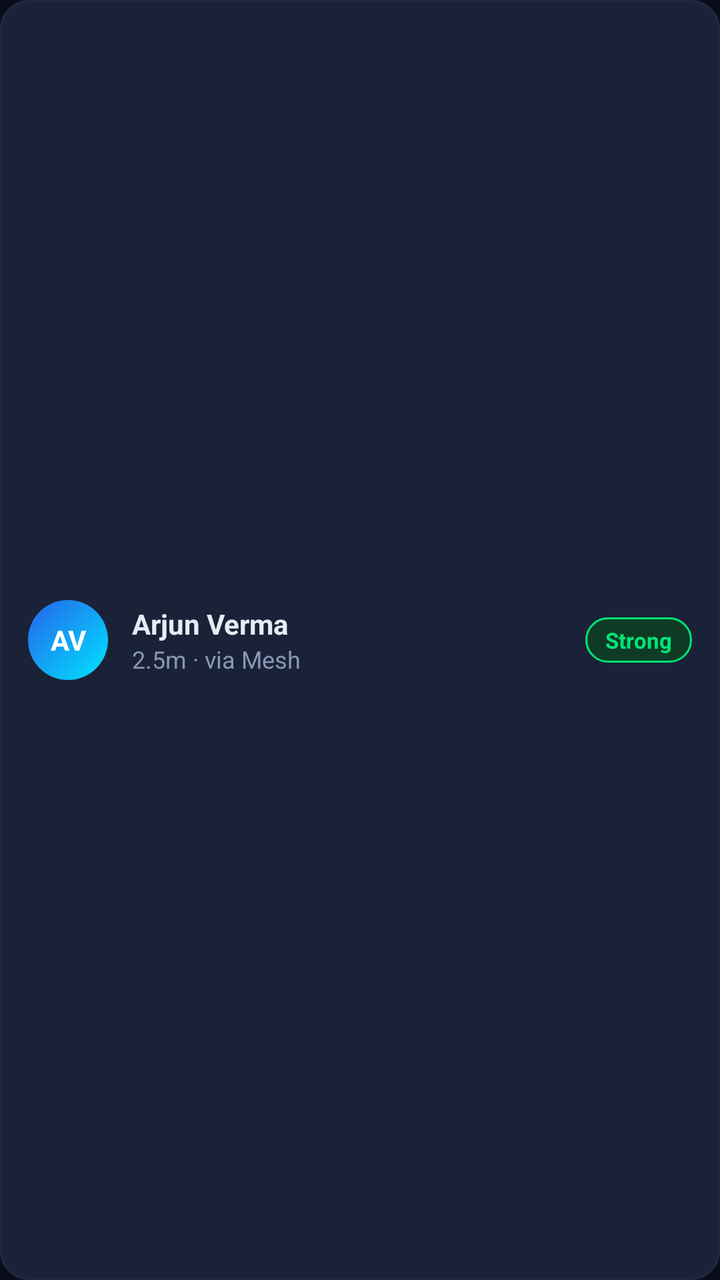
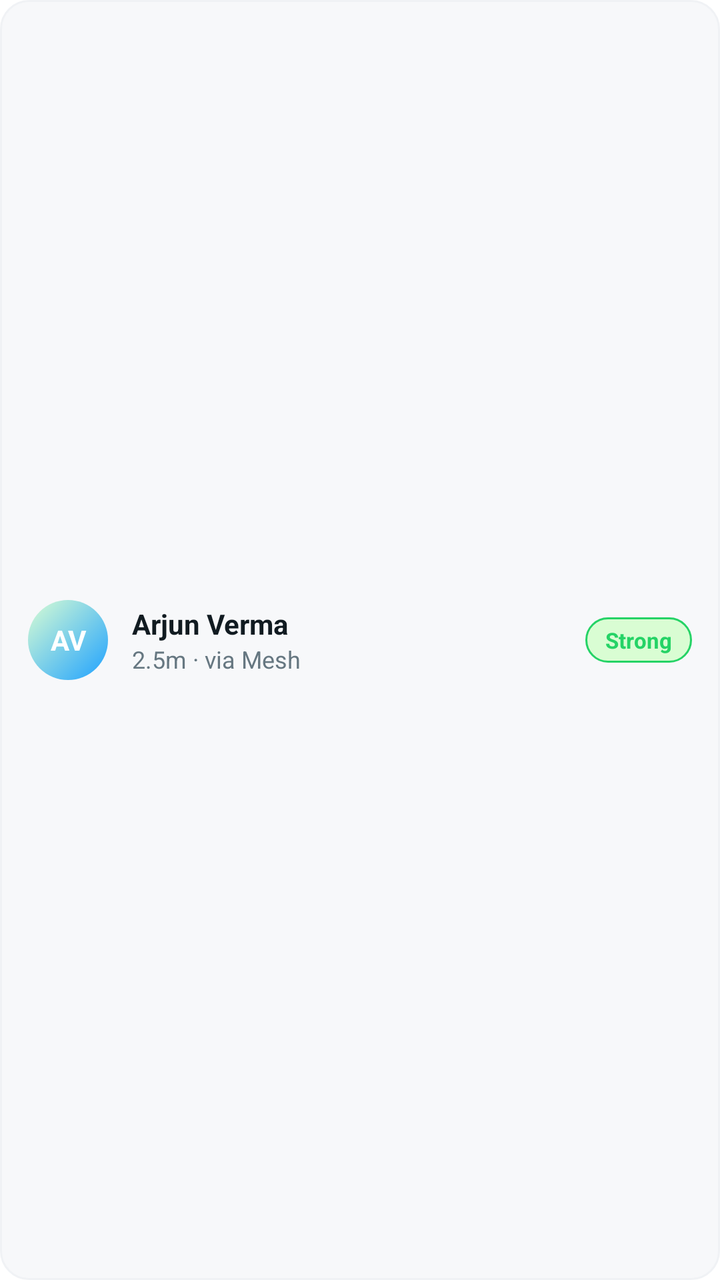

Two renders of the same Android screen: before a commit and after it. Below are the layout's source before the change and the commit's diff.
<!-- AndroidManifest.xml: application theme Theme.TharMesh -->
<!-- res/layout/item_nearby_device.xml -->
<?xml version="1.0" encoding="utf-8"?>
<LinearLayout xmlns:android="http://schemas.android.com/apk/res/android"
    android:layout_width="match_parent"
    android:layout_height="wrap_content"
    android:background="@drawable/bg_card_elevated"
    android:gravity="center_vertical"
    android:layout_marginTop="8dp"
    android:minHeight="64dp"
    android:orientation="horizontal"
    android:paddingStart="14dp"
    android:paddingEnd="14dp"
    android:paddingTop="10dp"
    android:paddingBottom="10dp">

    <TextView
        android:id="@+id/device_avatar"
        android:layout_width="40dp"
        android:layout_height="40dp"
        android:background="@drawable/bg_avatar"
        android:gravity="center"
        android:text="AV"
        android:textColor="@android:color/white"
        android:textStyle="bold" />

    <LinearLayout
        android:layout_width="0dp"
        android:layout_height="wrap_content"
        android:layout_marginStart="12dp"
        android:layout_weight="1"
        android:orientation="vertical">

        <TextView
            android:id="@+id/device_name"
            style="@style/Text.Body"
            android:layout_width="wrap_content"
            android:layout_height="wrap_content"
            android:textStyle="bold"
            android:text="Arjun Verma" />

        <TextView
            android:id="@+id/device_distance"
            style="@style/Text.Caption"
            android:layout_width="wrap_content"
            android:layout_height="wrap_content"
            android:text="2.5m · via Mesh" />
    </LinearLayout>

    <TextView
        android:id="@+id/device_quality"
        android:layout_width="wrap_content"
        android:layout_height="wrap_content"
        android:background="@drawable/bg_chip_green"
        android:paddingStart="10dp"
        android:paddingEnd="10dp"
        android:paddingTop="4dp"
        android:paddingBottom="4dp"
        android:text="@string/quality_strong"
        android:textColor="@color/tm_neon_green"
        android:textSize="11sp"
        android:textStyle="bold" />
</LinearLayout>
<!-- resources referenced by this layout -->
<resources>
  <color name="tm_neon_green">#00E676</color>
  <!-- drawable bg_avatar (drawable) -->
  <?xml version="1.0" encoding="utf-8"?>
  <shape xmlns:android="http://schemas.android.com/apk/res/android" android:shape="oval">
      <gradient
          android:type="linear"
          android:angle="135"
          android:startColor="@color/tm_neon_cyan"
          android:endColor="@color/tm_bubble_me_end" />
  </shape>
  <!-- drawable bg_card_elevated (drawable) -->
  <?xml version="1.0" encoding="utf-8"?>
  <shape xmlns:android="http://schemas.android.com/apk/res/android"
      android:shape="rectangle">
      <solid android:color="@color/tm_surface_2" />
      <stroke android:width="1dp" android:color="@color/tm_stroke_soft" />
      <corners android:radius="14dp" />
  </shape>
  <!-- drawable bg_chip_green (drawable) -->
  <?xml version="1.0" encoding="utf-8"?>
  <shape xmlns:android="http://schemas.android.com/apk/res/android"
      android:shape="rectangle">
      <solid android:color="@color/tm_neon_green_dim" />
      <stroke android:width="1dp" android:color="@color/tm_neon_green" />
      <corners android:radius="100dp" />
  </shape>
  <style name="Text.Body" parent="TextAppearance.AppCompat">
          <item name="android:textColor">@color/tm_text_primary</item>
          <item name="android:textSize">14sp</item>
      </style>
  <style name="Text.Caption" parent="TextAppearance.AppCompat">
          <item name="android:textColor">@color/tm_text_secondary</item>
          <item name="android:textSize">12sp</item>
      </style>
  <style name="Theme.TharMesh" parent="Theme.MaterialComponents.NoActionBar">
          <item name="colorPrimary">@color/tm_neon_cyan</item>
          <item name="colorPrimaryVariant">@color/tm_neon_cyan_dim</item>
          <item name="colorOnPrimary">@color/tm_bg</item>
          <item name="colorSecondary">@color/tm_neon_green</item>
          <item name="colorSecondaryVariant">@color/tm_neon_green_dim</item>
          <item name="colorOnSecondary">@color/tm_bg</item>
          <item name="colorSurface">@color/tm_surface</item>
          <item name="colorOnSurface">@color/tm_text_primary</item>
          <item name="android:colorBackground">@color/tm_bg</item>
          <item name="android:textColorPrimary">@color/tm_text_primary</item>
          <item name="android:textColorSecondary">@color/tm_text_secondary</item>
          <item name="android:windowBackground">@color/tm_bg</item>
          <item name="android:statusBarColor" tools:targetApi="l">@color/tm_bg</item>
          <item name="android:navigationBarColor" tools:targetApi="l">@color/tm_bg</item>
      </style>
  <color name="tm_neon_cyan">#00E5FF</color>
  <color name="tm_bubble_me_end">#2563EB</color>
  <color name="tm_surface_2">#1A2238</color>
  <color name="tm_stroke_soft">#1E2A45</color>
  <color name="tm_neon_green_dim">#0F3B26</color>
  <color name="tm_text_primary">#E6ECF5</color>
  <color name="tm_text_secondary">#8A97B5</color>
  <color name="tm_neon_cyan_dim">#1A4B5C</color>
  <color name="tm_bg">#0A0E1A</color>
  <color name="tm_surface">#131A2B</color>
  <!-- unchanged entries left out for length: 1 -->
</resources>

<!-- the commit's change to res/layout/item_nearby_device.xml (unified diff, before → after) -->
@@ -55,7 +55,7 @@
         android:paddingTop="4dp"
         android:paddingBottom="4dp"
         android:text="@string/quality_strong"
-        android:textColor="@color/tm_neon_green"
+        android:textColor="?attr/tmNeonGreen"
         android:textSize="11sp"
         android:textStyle="bold" />
 </LinearLayout>
<!-- resource entries referenced after the edit -->
@@ -1,65 +1,130 @@
 <!-- resources referenced by this layout -->
 <resources>
-  <color name="tm_neon_green">#00E676</color>
   <!-- drawable bg_avatar (drawable) -->
   <?xml version="1.0" encoding="utf-8"?>
   <shape xmlns:android="http://schemas.android.com/apk/res/android" android:shape="oval">
       <gradient
           android:type="linear"
           android:angle="135"
-          android:startColor="@color/tm_neon_cyan"
-          android:endColor="@color/tm_bubble_me_end" />
+          android:startColor="?attr/tmNeonCyan"
+          android:endColor="?attr/tmBubbleMeEnd" />
   </shape>
   <!-- drawable bg_card_elevated (drawable) -->
   <?xml version="1.0" encoding="utf-8"?>
   <shape xmlns:android="http://schemas.android.com/apk/res/android"
       android:shape="rectangle">
-      <solid android:color="@color/tm_surface_2" />
-      <stroke android:width="1dp" android:color="@color/tm_stroke_soft" />
+      <solid android:color="?attr/tmSurface2" />
+      <stroke android:width="1dp" android:color="?attr/tmStrokeSoft" />
       <corners android:radius="14dp" />
   </shape>
   <!-- drawable bg_chip_green (drawable) -->
   <?xml version="1.0" encoding="utf-8"?>
   <shape xmlns:android="http://schemas.android.com/apk/res/android"
       android:shape="rectangle">
-      <solid android:color="@color/tm_neon_green_dim" />
-      <stroke android:width="1dp" android:color="@color/tm_neon_green" />
+      <solid android:color="?attr/tmNeonGreenDim" />
+      <stroke android:width="1dp" android:color="?attr/tmNeonGreen" />
       <corners android:radius="100dp" />
   </shape>
   <style name="Text.Body" parent="TextAppearance.AppCompat">
-          <item name="android:textColor">@color/tm_text_primary</item>
+          <item name="android:textColor">?attr/tmTextPrimary</item>
           <item name="android:textSize">14sp</item>
       </style>
   <style name="Text.Caption" parent="TextAppearance.AppCompat">
-          <item name="android:textColor">@color/tm_text_secondary</item>
+          <item name="android:textColor">?attr/tmTextSecondary</item>
           <item name="android:textSize">12sp</item>
       </style>
-  <style name="Theme.TharMesh" parent="Theme.MaterialComponents.NoActionBar">
-          <item name="colorPrimary">@color/tm_neon_cyan</item>
-          <item name="colorPrimaryVariant">@color/tm_neon_cyan_dim</item>
-          <item name="colorOnPrimary">@color/tm_bg</item>
-          <item name="colorSecondary">@color/tm_neon_green</item>
-          <item name="colorSecondaryVariant">@color/tm_neon_green_dim</item>
-          <item name="colorOnSecondary">@color/tm_bg</item>
-          <item name="colorSurface">@color/tm_surface</item>
-          <item name="colorOnSurface">@color/tm_text_primary</item>
-          <item name="android:colorBackground">@color/tm_bg</item>
-          <item name="android:textColorPrimary">@color/tm_text_primary</item>
-          <item name="android:textColorSecondary">@color/tm_text_secondary</item>
-          <item name="android:windowBackground">@color/tm_bg</item>
-          <item name="android:statusBarColor" tools:targetApi="l">@color/tm_bg</item>
-          <item name="android:navigationBarColor" tools:targetApi="l">@color/tm_bg</item>
+  <style name="Theme.TharMesh" parent="Theme.MaterialComponents.DayNight.NoActionBar">
+          
+          <item name="colorPrimary">@color/tm_light_neon_green</item>
+          <item name="colorPrimaryVariant">@color/tm_light_neon_green_dim</item>
+          <item name="colorOnPrimary">@color/tm_light_bg</item>
+          <item name="colorSecondary">@color/tm_light_neon_cyan</item>
+          <item name="colorSecondaryVariant">@color/tm_light_neon_cyan_dim</item>
+          <item name="colorOnSecondary">@color/tm_light_bg</item>
+          <item name="colorSurface">@color/tm_light_surface</item>
+          <item name="colorOnSurface">@color/tm_light_text_primary</item>
+          <item name="android:colorBackground">@color/tm_light_bg</item>
+          <item name="android:textColorPrimary">@color/tm_light_text_primary</item>
+          <item name="android:textColorSecondary">@color/tm_light_text_secondary</item>
+          <item name="android:windowBackground">@color/tm_light_bg</item>
+          <item name="android:statusBarColor" tools:targetApi="l">@color/tm_light_bg</item>
+          <item name="android:navigationBarColor" tools:targetApi="l">@color/tm_light_bg</item>
+          <item name="android:windowLightStatusBar" tools:targetApi="m">true</item>
+  
+          
+          <item name="tmBg">@color/tm_light_bg</item>
+          <item name="tmBg2">@color/tm_light_bg_2</item>
+          <item name="tmSurface">@color/tm_light_surface</item>
+          <item name="tmSurface2">@color/tm_light_surface_2</item>
+          <item name="tmSurfaceGlass">@color/tm_light_surface_glass</item>
+          <item name="tmStroke">@color/tm_light_stroke</item>
+          <item name="tmStrokeSoft">@color/tm_light_stroke_soft</item>
+  
+          <item name="tmTextPrimary">@color/tm_light_text_primary</item>
+          <item name="tmTextSecondary">@color/tm_light_text_secondary</item>
+          <item name="tmTextMuted">@color/tm_light_text_muted</item>
+  
+          <item name="tmNeonCyan">@color/tm_light_neon_cyan</item>
+          <item name="tmNeonCyanDim">@color/tm_light_neon_cyan_dim</item>
+          <item name="tmNeonGreen">@color/tm_light_neon_green</item>
+          <item name="tmNeonGreenDim">@color/tm_light_neon_green_dim</item>
+          <item name="tmDesertAmber">@color/tm_light_desert_amber</item>
+          <item name="tmDanger">@color/tm_light_danger</item>
+          <item name="tmDangerDim">@color/tm_light_danger_dim</item>
+          <item name="tmWarning">@color/tm_light_warning</item>
+  
+          <item name="tmBubbleMeStart">@color/tm_light_bubble_me_start</item>
+          <item name="tmBubbleMeEnd">@color/tm_light_bubble_me_end</item>
+          <item name="tmBubblePeer">@color/tm_light_bubble_peer</item>
+          <item name="tmBubbleTextMe">@color/tm_light_bubble_text_me</item>
+          <item name="tmBubbleTextPeer">@color/tm_light_bubble_text_peer</item>
+  
+          <item name="tmTickRead">@color/tm_light_tick_read</item>
+          <item name="tmTickDefault">@color/tm_light_tick_default</item>
+          <item name="tmUnreadBadge">@color/tm_light_unread_badge</item>
+          <item name="tmUnreadBadgeText">@color/tm_light_unread_badge_text</item>
+  
+          <item name="tmGradientTop">@color/tm_light_gradient_top</item>
+          <item name="tmGradientBottom">@color/tm_light_gradient_bottom</item>
+          <item name="tmGlowCyan20">@color/tm_light_glow_cyan_20</item>
+          <item name="tmGlowGreen20">@color/tm_light_glow_green_20</item>
+          <item name="tmGlowDanger20">@color/tm_light_glow_danger_20</item>
+  
+          <item name="tmSearchFill">@color/tm_light_search_fill</item>
       </style>
-  <color name="tm_neon_cyan">#00E5FF</color>
-  <color name="tm_bubble_me_end">#2563EB</color>
-  <color name="tm_surface_2">#1A2238</color>
-  <color name="tm_stroke_soft">#1E2A45</color>
-  <color name="tm_neon_green_dim">#0F3B26</color>
-  <color name="tm_text_primary">#E6ECF5</color>
-  <color name="tm_text_secondary">#8A97B5</color>
-  <color name="tm_neon_cyan_dim">#1A4B5C</color>
-  <color name="tm_bg">#0A0E1A</color>
-  <color name="tm_surface">#131A2B</color>
+  <color name="tm_light_neon_green">#25D366</color>
+  <color name="tm_light_neon_green_dim">#D9FDD3</color>
+  <color name="tm_light_bg">#FFFFFF</color>
+  <color name="tm_light_neon_cyan">#1FA2FF</color>
+  <color name="tm_light_neon_cyan_dim">#D6ECFF</color>
+  <color name="tm_light_surface">#FFFFFF</color>
+  <color name="tm_light_text_primary">#111B21</color>
+  <color name="tm_light_text_secondary">#667781</color>
+  <color name="tm_light_bg_2">#F7F8FA</color>
+  <color name="tm_light_surface_2">#F7F8FA</color>
+  <color name="tm_light_surface_glass">#FFFFFF</color>
+  <color name="tm_light_stroke">#E9EDEF</color>
+  <color name="tm_light_stroke_soft">#F0F2F5</color>
+  <color name="tm_light_text_muted">#8696A0</color>
+  <color name="tm_light_desert_amber">#F09D38</color>
+  <color name="tm_light_danger">#E53935</color>
+  <color name="tm_light_danger_dim">#FBE9E7</color>
+  <color name="tm_light_warning">#F09D38</color>
+  <color name="tm_light_bubble_me_start">#D9FDD3</color>
+  <color name="tm_light_bubble_me_end">#D9FDD3</color>
+  <color name="tm_light_bubble_peer">#FFFFFF</color>
+  <color name="tm_light_bubble_text_me">#111B21</color>
+  <color name="tm_light_bubble_text_peer">#111B21</color>
+  <color name="tm_light_tick_read">#53BDEB</color>
+  <color name="tm_light_tick_default">#8696A0</color>
+  <color name="tm_light_unread_badge">#25D366</color>
+  <color name="tm_light_unread_badge_text">#FFFFFF</color>
+  <color name="tm_light_gradient_top">#FFFFFF</color>
+  <color name="tm_light_gradient_bottom">#FFFFFF</color>
+  <color name="tm_light_glow_cyan_20">#331FA2FF</color>
+  <color name="tm_light_glow_green_20">#3325D366</color>
+  <color name="tm_light_glow_danger_20">#33E53935</color>
+  <color name="tm_light_search_fill">#F0F2F5</color>
   <!-- unchanged entries left out for length: 1 -->
 </resources>
 
